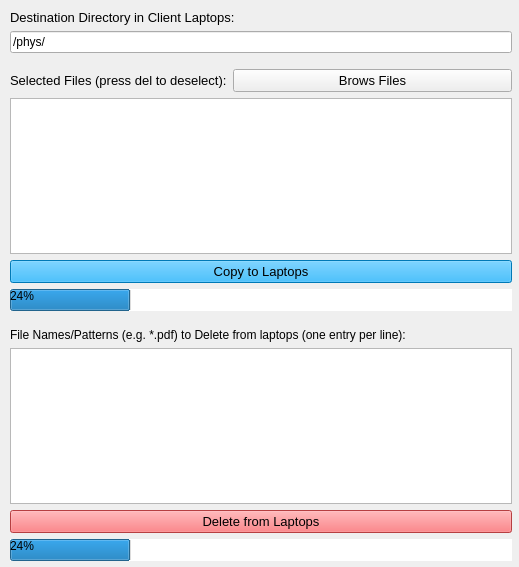
tdgskinner/yorku-phys-lab-seating, file YorkULabSeating_lpc.ui: the form before one commit.
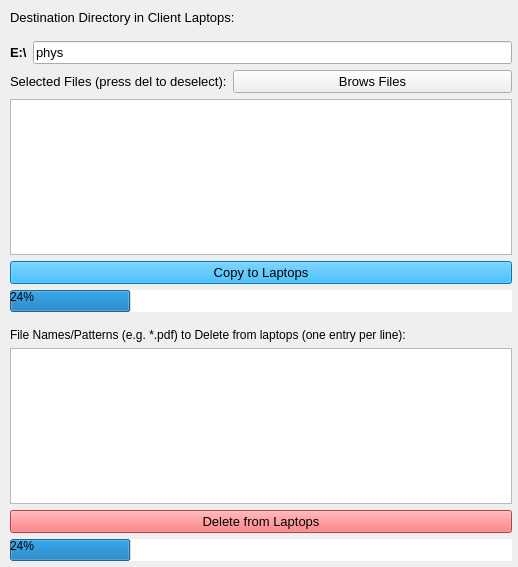
The form after the commit.

Commit message: lpc file manager updated

```diff
--- a/YorkULabSeating_lpc.ui
+++ b/YorkULabSeating_lpc.ui
@@ -6,7 +6,7 @@
    <rect>
     <x>0</x>
     <y>0</y>
-    <width>519</width>
+    <width>518</width>
     <height>567</height>
    </rect>
   </property>
@@ -38,13 +38,6 @@
       </property>
      </widget>
     </item>
-    <item row="1" column="0" colspan="2">
-     <widget class="QLineEdit" name="lineEdit_destination_input">
-      <property name="text">
-       <string>/phys/</string>
-      </property>
-     </widget>
-    </item>
     <item row="2" column="1">
      <spacer name="verticalSpacer">
       <property name="orientation">
@@ -58,7 +51,7 @@
       </property>
      </spacer>
     </item>
-    <item row="3" column="0">
+    <item row="4" column="0">
      <widget class="QLabel" name="label_2">
       <property name="font">
        <font>
@@ -70,7 +63,7 @@
       </property>
      </widget>
     </item>
-    <item row="3" column="1">
+    <item row="4" column="1">
      <widget class="QPushButton" name="pushButton_browse">
       <property name="font">
        <font>
@@ -82,17 +75,32 @@
       </property>
      </widget>
     </item>
-    <item row="4" column="0" colspan="2">
+    <item row="5" column="0" colspan="2">
      <widget class="QListWidget" name="listWidget_selected_files_list"/>
     </item>
     <item row="6" column="0" colspan="2">
+     <widget class="QPushButton" name="pushButton_copy">
+      <property name="font">
+       <font>
+        <pointsize>10</pointsize>
+       </font>
+      </property>
+      <property name="styleSheet">
+       <string notr="true">background-color: rgb(0, 170, 255);</string>
+      </property>
+      <property name="text">
+       <string>Copy to Laptops</string>
+      </property>
+     </widget>
+    </item>
+    <item row="7" column="0" colspan="2">
      <widget class="QProgressBar" name="pbar_copy">
       <property name="value">
        <number>24</number>
       </property>
      </widget>
     </item>
-    <item row="7" column="0">
+    <item row="8" column="0">
      <spacer name="verticalSpacer_2">
       <property name="orientation">
        <enum>Qt::Vertical</enum>
@@ -105,7 +113,7 @@
       </property>
      </spacer>
     </item>
-    <item row="8" column="0" colspan="2">
+    <item row="9" column="0" colspan="2">
      <widget class="QLabel" name="label_3">
       <property name="font">
        <font>
@@ -118,6 +126,9 @@
      </widget>
     </item>
     <item row="11" column="0" colspan="2">
+     <widget class="QTextEdit" name="textEdit_delete_input"/>
+    </item>
+    <item row="12" column="0" colspan="2">
      <widget class="QPushButton" name="pushButton_delete">
       <property name="font">
        <font>
@@ -132,30 +143,42 @@
       </property>
      </widget>
     </item>
-    <item row="12" column="0" colspan="2">
+    <item row="13" column="0" colspan="2">
      <widget class="QProgressBar" name="pbar_delete">
       <property name="value">
        <number>24</number>
       </property>
      </widget>
     </item>
-    <item row="10" column="0" colspan="2">
-     <widget class="QTextEdit" name="textEdit_delete_input"/>
-    </item>
-    <item row="5" column="0" colspan="2">
-     <widget class="QPushButton" name="pushButton_copy">
+    <item row="3" column="0" colspan="2">
+     <layout class="QHBoxLayout" name="horizontalLayout_2">
+      <item>
+       <widget class="QLabel" name="label_4">
       <property name="font">
        <font>
         <pointsize>10</pointsize>
-       </font>
-      </property>
-      <property name="styleSheet">
-       <string notr="true">background-color: rgb(0, 170, 255);</string>
-      </property>
+          <weight>75</weight>
+          <bold>true</bold>
+         </font>
+        </property>
+        <property name="text">
+         <string>E:\</string>
+        </property>
+       </widget>
+      </item>
+      <item>
+       <widget class="QLineEdit" name="lineEdit_destination_input">
+        <property name="font">
+         <font>
+          <pointsize>10</pointsize>
+         </font>
+        </property>
       <property name="text">
-       <string>Copy to Laptops</string>
-      </property>
-     </widget>
+         <string>phys</string>
+        </property>
+       </widget>
+      </item>
+     </layout>
     </item>
    </layout>
   </widget>
```
Lines whose indentation alone changed are shown as unchanged. The commit also changes 2 other files.
